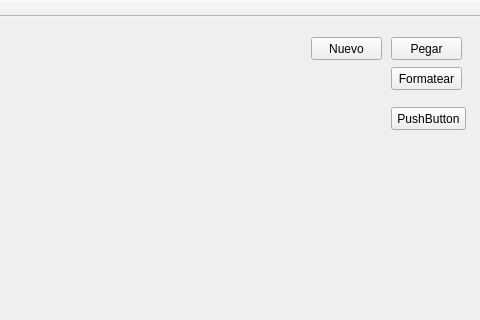
This is FileSystemEDII/mainwindow.ui in moniquestigter/FileSystemEDII as Qt 5 draws it before an edit; both pictures show x 249 to 729 and y 0 to 320 of the 729 by 535 pixel window. The edited form follows.
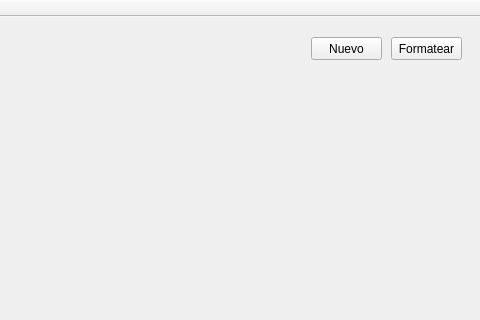
This is the edited form. Icons and pictures are not drawn.

Patch:
```diff
--- a/FileSystemEDII/mainwindow.ui
+++ b/FileSystemEDII/mainwindow.ui
@@ -119,23 +119,6 @@
        <normaloff>:/jixzMaA5T.png</normaloff>:/jixzMaA5T.png</iconset>
      </property>
     </widget>
-    <widget class="QPushButton" name="btnPegar">
-     <property name="geometry">
-      <rect>
-       <x>630</x>
-       <y>10</y>
-       <width>71</width>
-       <height>23</height>
-      </rect>
-     </property>
-     <property name="text">
-      <string>Pegar</string>
-     </property>
-     <property name="icon">
-      <iconset>
-       <normaloff>:/Imagenes/thin-0255_paste_clipboard-512.png</normaloff>:/Imagenes/thin-0255_paste_clipboard-512.png</iconset>
-     </property>
-    </widget>
     <widget class="QTreeWidget" name="treeWidget">
      <property name="geometry">
       <rect>
@@ -155,7 +138,7 @@
      <property name="geometry">
       <rect>
        <x>630</x>
-       <y>40</y>
+       <y>10</y>
        <width>71</width>
        <height>23</height>
       </rect>
@@ -164,19 +147,6 @@
       <string>Formatear</string>
      </property>
     </widget>
-    <widget class="QPushButton" name="pushButton_2">
-     <property name="geometry">
-      <rect>
-       <x>630</x>
-       <y>80</y>
-       <width>75</width>
-       <height>23</height>
-      </rect>
-     </property>
-     <property name="text">
-      <string>PushButton</string>
-     </property>
-    </widget>
    </widget>
    <widget class="QToolBar" name="mainToolBar_2">
     <property name="geometry">
```
